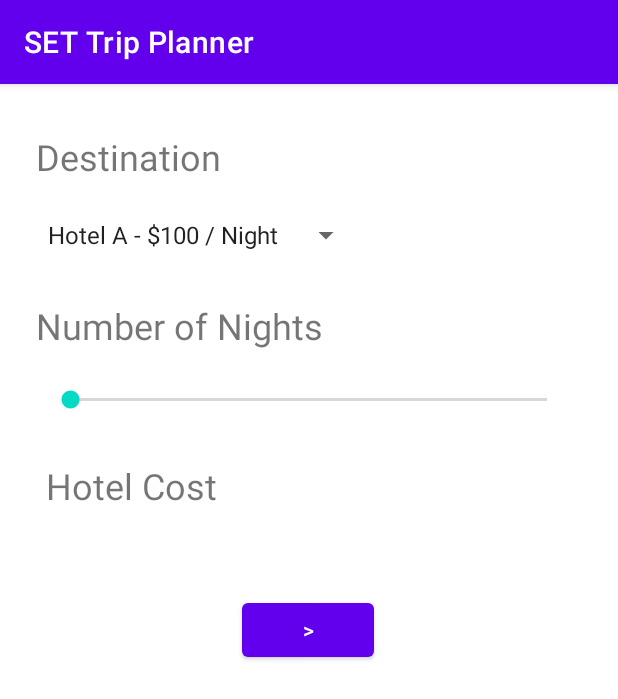
After one commit to gHooyerSET/MobileDevA1_Group5, an Android app: the PurchaseHotelRoomActivity screen opened directly, with no data from a screen before it, on a phone screen of 412 x 824 dp. The commit adds this screen. Shown: the top 699 px of the screen. Run offline under Robolectric (Android 15) with nearby library versions, the phone set to English and light mode, and no system bars.

Commit message:
Added PurchaseHotelRoomActivity and added layout to said activity.

```diff
--- a/app/src/main/AndroidManifest.xml
+++ b/app/src/main/AndroidManifest.xml
@@ -9,6 +9,9 @@
         android:roundIcon="@mipmap/ic_launcher_round"
         android:supportsRtl="true"
         android:theme="@style/Theme.TripPlanner_A1_PROG3150">
+        <activity
+            android:name=".PurchaseHotelRoomActivity"
+            android:exported="false" />
         <activity
             android:name=".PurchaseTicketActivity"
             android:exported="false" />
--- /dev/null
+++ b/app/src/main/java/com/example/tripplanner_a1_prog3150/PurchaseHotelRoomActivity.java
@@ -0,0 +1,14 @@
+package com.example.tripplanner_a1_prog3150;
+
+import androidx.appcompat.app.AppCompatActivity;
+
+import android.os.Bundle;
+
+public class PurchaseHotelRoomActivity extends AppCompatActivity {
+
+    @Override
+    protected void onCreate(Bundle savedInstanceState) {
+        super.onCreate(savedInstanceState);
+        setContentView(R.layout.activity_purchase_hotel_room);
+    }
+}
--- /dev/null
+++ b/app/src/main/res/layout/activity_purchase_hotel_room.xml
@@ -0,0 +1,98 @@
+<?xml version="1.0" encoding="utf-8"?>
+<androidx.constraintlayout.widget.ConstraintLayout xmlns:android="http://schemas.android.com/apk/res/android"
+    xmlns:app="http://schemas.android.com/apk/res-auto"
+    xmlns:tools="http://schemas.android.com/tools"
+    android:layout_width="match_parent"
+    android:layout_height="match_parent"
+    tools:context=".PurchaseHotelRoomActivity">
+
+    <TextView
+        android:id="@+id/hotelCostTextView"
+        android:layout_width="wrap_content"
+        android:layout_height="wrap_content"
+        android:layout_marginStart="16dp"
+        android:textSize="24sp"
+        android:textStyle="bold"
+        app:layout_constraintStart_toEndOf="@+id/hotelCostTextTextView"
+        app:layout_constraintTop_toTopOf="@+id/hotelCostTextTextView" />
+
+    <TextView
+        android:id="@+id/hotelCostTextTextView"
+        android:layout_width="wrap_content"
+        android:layout_height="wrap_content"
+        android:layout_marginTop="32dp"
+        android:text="@string/hotelCostTextStr"
+        android:textSize="24sp"
+        app:layout_constraintStart_toStartOf="@+id/seekBar"
+        app:layout_constraintTop_toBottomOf="@+id/seekBar" />
+
+    <TextView
+        android:id="@+id/numNightsTextView"
+        android:layout_width="wrap_content"
+        android:layout_height="wrap_content"
+        android:layout_marginStart="16dp"
+        android:textSize="24sp"
+        android:textStyle="bold"
+        app:layout_constraintStart_toEndOf="@+id/nightsTextView"
+        app:layout_constraintTop_toTopOf="@+id/nightsTextView" />
+
+    <TextView
+        android:id="@+id/nightsTextView"
+        android:layout_width="wrap_content"
+        android:layout_height="wrap_content"
+        android:layout_marginTop="32dp"
+        android:text="@string/nightsStr"
+        android:textSize="24sp"
+        app:layout_constraintStart_toStartOf="@+id/hotelSpinner"
+        app:layout_constraintTop_toBottomOf="@+id/hotelSpinner" />
+
+    <TextView
+        android:id="@+id/hotelDestinationTextView"
+        android:layout_width="wrap_content"
+        android:layout_height="wrap_content"
+        android:layout_marginStart="24dp"
+        android:textSize="24sp"
+        app:layout_constraintStart_toEndOf="@+id/textView"
+        app:layout_constraintTop_toTopOf="@+id/textView" />
+
+    <TextView
+        android:id="@+id/textView"
+        android:layout_width="wrap_content"
+        android:layout_height="wrap_content"
+        android:layout_marginStart="24dp"
+        android:layout_marginTop="32dp"
+        android:text="@string/destinationStr"
+        android:textSize="24sp"
+        app:layout_constraintStart_toStartOf="parent"
+        app:layout_constraintTop_toTopOf="parent" />
+
+    <Spinner
+        android:id="@+id/hotelSpinner"
+        android:layout_width="wrap_content"
+        android:layout_height="wrap_content"
+        android:layout_marginTop="24dp"
+        android:entries="@array/hotelArray"
+        app:layout_constraintStart_toStartOf="@+id/textView"
+        app:layout_constraintTop_toBottomOf="@+id/textView" />
+
+    <SeekBar
+        android:id="@+id/seekBar"
+        android:layout_width="350dp"
+        android:layout_height="wrap_content"
+        android:layout_marginTop="24dp"
+        app:layout_constraintEnd_toEndOf="parent"
+        app:layout_constraintHorizontal_bias="0.496"
+        app:layout_constraintStart_toStartOf="parent"
+        app:layout_constraintTop_toBottomOf="@+id/nightsTextView" />
+
+    <Button
+        android:id="@+id/nextScreenButton3"
+        android:layout_width="wrap_content"
+        android:layout_height="wrap_content"
+        android:layout_marginTop="56dp"
+        android:text="@string/nextScreenButtonStr"
+        app:layout_constraintEnd_toEndOf="parent"
+        app:layout_constraintHorizontal_bias="0.498"
+        app:layout_constraintStart_toStartOf="parent"
+        app:layout_constraintTop_toBottomOf="@+id/hotelCostTextTextView" />
+</androidx.constraintlayout.widget.ConstraintLayout>
--- a/app/src/main/res/values/strings.xml
+++ b/app/src/main/res/values/strings.xml
@@ -15,6 +15,8 @@
     <string name="switchStr">First Class</string>
     <string name="indTicketPriceTextStr">Individual Ticket Price</string>
     <string name="totalTicketPriceTextStr">Total Ticket Price</string>
+    <string name="nightsStr">Number of Nights</string>
+    <string name="hotelCostTextStr">Hotel Cost</string>
     <string-array name="placesArray">
         <item>Toronto</item>
         <item>Calgary</item>
@@ -25,4 +27,9 @@
         <item>Seoul</item>
         <item>Paris</item>
     </string-array>
+    <string-array name="hotelArray">
+        <item>Hotel A - $100 / Night</item>
+        <item>Hotel B - $250 / Night</item>
+        <item>Hotel C - $500 / Night</item>
+    </string-array>
 </resources>
```
